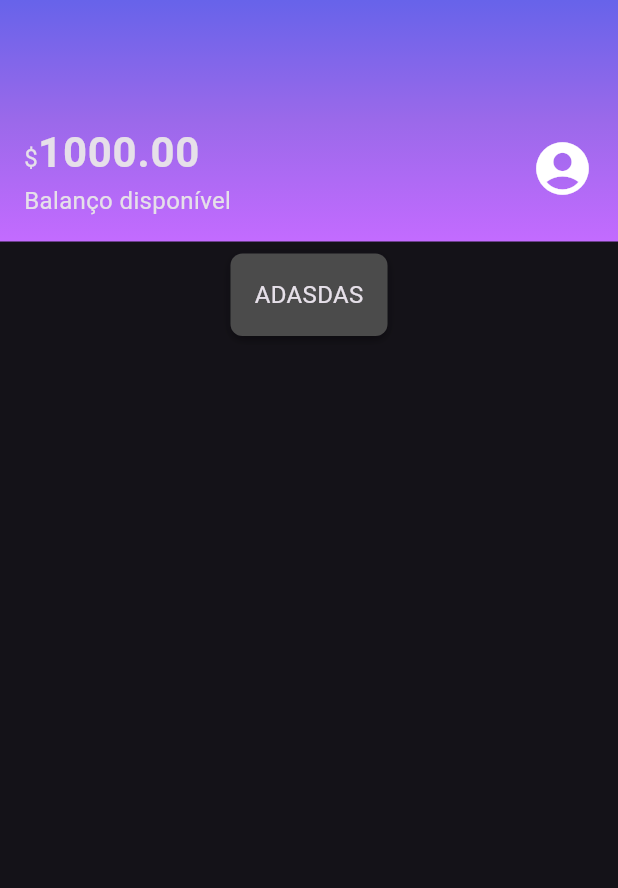
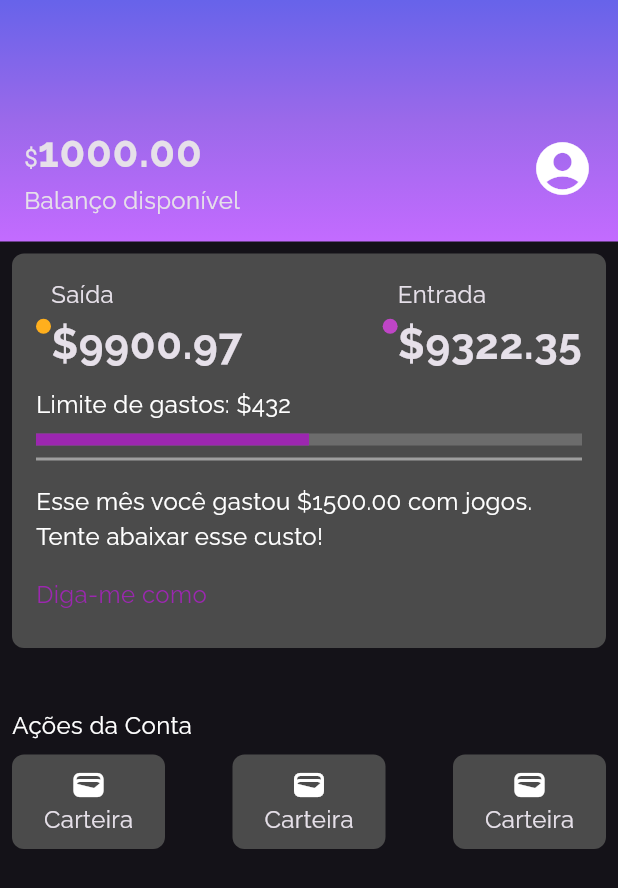
Before and after one commit to mikaelcaua/project_bank, a Flutter app: the screen it shows after launch, on a phone screen of 412 x 824 dp. Shown: the top 888 px of the screen. Run offline on Flutter 3.47's test engine with Material 3 defaults, Android fonts, the phone set to English and light mode, and no system bars.

Commit message:
Adicionando tipografia, adicionando section de atividade recente, e adicionando section de ações da conta

```diff
--- a/lib/components/box_card.dart
+++ b/lib/components/box_card.dart
@@ -1,22 +1,26 @@
 import 'package:flutter/material.dart';
 
 class BoxCard extends StatelessWidget {
-  const BoxCard({super.key, required this.boxContent});
+  const BoxCard({super.key, required this.boxContent, this.text, this.width, });
   final Widget boxContent;
+  final String? text;
+  final double? width;
 
   @override
   Widget build(BuildContext context) {
-    return Padding(
-      padding: const EdgeInsets.all(8.0),
-      child: Container(
-        padding: EdgeInsets.all(16),
-        decoration: BoxDecoration(
-          color: Theme.of(context).cardColor,
-          boxShadow: kElevationToShadow[3],
-          borderRadius: BorderRadius.all(Radius.circular(8))
-        ),
-
-        child: boxContent,
+    return Container(
+      width: width,
+      padding: const EdgeInsets.all(8),
+      decoration: BoxDecoration(
+        color: Theme.of(context).cardColor,
+        borderRadius: const BorderRadius.all(Radius.circular(8)),
+      ),
+      child: Column(
+        children: [
+          boxContent,
+          if (text != null && text!.isNotEmpty)
+            Text(text!), // Renderiza apenas se houver texto válido
+        ],
       ),
     );
   }
--- a/lib/components/content_division.dart
+++ b/lib/components/content_division.dart
@@ -6,10 +6,11 @@ class ContentDivision extends StatelessWidget {
   @override
   Widget build(BuildContext context) {
     return Container(
+      margin: EdgeInsets.fromLTRB(0, 8, 0, 8),
       decoration: BoxDecoration(
         border: Border.all(
           color: Colors.grey,
-          strokeAlign: 1,
+          width: 1,
           style: BorderStyle.solid
         )
       ),
--- /dev/null
+++ b/lib/components/recent_balance.dart
@@ -0,0 +1,40 @@
+import 'package:flutter/material.dart';
+import 'package:project_bank/components/color_dot.dart';
+import 'package:project_bank/themes/theme_colors.dart';
+
+class RecentBalance extends StatelessWidget {
+  const RecentBalance({super.key});
+
+  @override
+  Widget build(BuildContext context) {
+    return Row(
+      mainAxisAlignment: MainAxisAlignment.spaceBetween,
+      children: [
+        Row(
+          children: [
+            ColorDot(color: ThemeColors.recentActivity['spent']),
+            Column(
+              crossAxisAlignment: CrossAxisAlignment.start,
+              children: [
+                Text('Saída'),
+                Text('\$9900.97', style: Theme.of(context).textTheme.bodyLarge),
+              ],
+            )
+          ],
+        ),
+        Row(
+          children: [
+            ColorDot(color: ThemeColors.recentActivity['income']),
+            Column(
+              crossAxisAlignment: CrossAxisAlignment.start,
+              children: [
+                Text('Entrada'),
+                Text('\$9322.35', style: Theme.of(context).textTheme.bodyLarge),
+              ],
+            )
+          ],
+        ),
+      ],
+    );
+  }
+}
--- /dev/null
+++ b/lib/components/sections/account_actions.dart
@@ -0,0 +1,52 @@
+import 'package:flutter/material.dart';
+import 'package:project_bank/components/box_card.dart';
+import 'package:project_bank/components/simple_text_container.dart';
+
+class AccountActions extends StatelessWidget {
+  const AccountActions({super.key});
+
+  @override
+  Widget build(BuildContext context) {
+    return const Padding(
+      padding: const EdgeInsets.fromLTRB(0, 32, 0,0),
+      child: const Column(
+        children: [
+          SimpleTextContainer(content: 'Ações da Conta'),
+          Row(
+            crossAxisAlignment: CrossAxisAlignment.center,
+            mainAxisAlignment: MainAxisAlignment.spaceBetween,
+            children: [
+              Column(
+                children: [
+                  BoxCard(
+                    width: 102,
+                    boxContent: Icon(Icons.wallet),
+                    text: 'Carteira',
+                  ),
+                ],
+              ),
+              Column(
+                children: [
+                  BoxCard(
+                    width: 102,
+                    boxContent: Icon(Icons.wallet),
+                    text: 'Carteira',
+                  ),
+                ],
+              ),
+              Column(
+                children: [
+                  BoxCard(
+                    width: 102,
+                    boxContent: Icon(Icons.wallet),
+                    text: 'Carteira',
+                  ),
+                ],
+              ),
+            ],
+          ),
+        ],
+      ),
+    );
+  }
+}
--- /dev/null
+++ b/lib/components/sections/recent_activity.dart
@@ -0,0 +1,39 @@
+import 'package:flutter/material.dart';
+import 'package:project_bank/components/box_card.dart';
+import 'package:project_bank/components/content_division.dart';
+import 'package:project_bank/components/recent_balance.dart';
+import 'package:project_bank/components/simple_text_container.dart';
+import 'package:project_bank/themes/theme_colors.dart';
+
+class RecentActivity extends StatelessWidget {
+  const RecentActivity({super.key});
+
+  @override
+  Widget build(BuildContext context) {
+    return BoxCard(
+      boxContent: RecentyActivityContent(),
+    );
+  }
+}
+
+class RecentyActivityContent extends StatelessWidget {
+  const RecentyActivityContent({super.key});
+  @override
+  Widget build(BuildContext context) {
+    return Column(
+      children: [
+        RecentBalance(),
+
+        SimpleTextContainer(content: 'Limite de gastos: \$432'),
+
+        LinearProgressIndicator(color: ThemeColors.primary,value: 0.5,backgroundColor: ThemeColors.LinearProgressBg,minHeight: 8,),
+
+        ContentDivision(),
+
+        SimpleTextContainer(content: 'Esse mês você gastou \$1500.00 com jogos. Tente abaixar esse custo!'),
+
+        SimpleTextContainer(content:  'Diga-me como', color: ThemeColors.primary,),
+      ],
+    );
+  }
+}
--- /dev/null
+++ b/lib/components/simple_text_container.dart
@@ -0,0 +1,21 @@
+import 'package:flutter/material.dart';
+
+class SimpleTextContainer extends StatelessWidget {
+  final String content;
+  final Color color;
+  const SimpleTextContainer({
+    super.key,
+    required this.content,
+    this.color = Colors.white,
+  });
+
+  @override
+  Widget build(BuildContext context) {
+    return Container(
+      padding: EdgeInsets.fromLTRB(0, 8, 0, 8),
+      alignment: Alignment.centerLeft,
+      child: Text(content, style: TextStyle(color: color),),
+
+    );
+  }
+}
--- a/lib/screens/home.dart
+++ b/lib/screens/home.dart
@@ -1,5 +1,7 @@
 import 'package:flutter/material.dart';
+import 'package:project_bank/components/sections/account_actions.dart';
 import 'package:project_bank/components/box_card.dart';
+import 'package:project_bank/components/sections/recent_activity.dart';
 import 'package:project_bank/components/sections/header.dart';
 
 class Home extends StatelessWidget {
@@ -11,9 +13,17 @@ class Home extends StatelessWidget {
       body: Column(
         children: [
           Header(),
-          BoxCard(
-            boxContent: Text('ADASDAS'),
-          ),
+          Padding(
+            padding: EdgeInsets.all(8.0),
+            child: Column(
+              children: [
+                BoxCard(
+                  boxContent: RecentActivity(),
+                ),
+                AccountActions(),
+              ],
+            ),
+          )
         ],
       ),
     );
--- a/lib/themes/my_theme.dart
+++ b/lib/themes/my_theme.dart
@@ -6,6 +6,7 @@ ThemeData MyTheme = ThemeData(
   primaryColor: ThemeColors.primary,
   cardColor: ThemeColors.cardColor,
   brightness: Brightness.dark,
+  fontFamily: 'Raleway',
   textTheme: const TextTheme(
     bodyMedium: TextStyle(fontSize: 16),
     bodyLarge: TextStyle(fontSize: 28, fontWeight: FontWeight.bold),
--- a/lib/themes/theme_colors.dart
+++ b/lib/themes/theme_colors.dart
@@ -3,6 +3,7 @@ import 'package:flutter/material.dart';
 class ThemeColors {
   static const primary = Colors.purple;
   static const cardColor = Color.fromRGBO(75, 75, 75, 1);
+  static const LinearProgressBg = Color.fromRGBO(108, 108, 108, 1);
   static const headerGradient = <Color>[
     Color.fromRGBO(103, 99, 234, 1),
     Color.fromRGBO(155, 105, 234, 1),
--- a/pubspec.yaml
+++ b/pubspec.yaml
@@ -58,6 +58,12 @@ flutter:
   # the material Icons class.
   uses-material-design: true
 
+  fonts:
+    - family: Raleway
+      fonts:
+        - asset: fonts/Raleway-Regular.ttf
+        - asset: fonts/Raleway-Bold.ttf
+          weight: 700
   # To add assets to your application, add an assets section, like this:
   # assets:
   #   - images/a_dot_burr.jpeg
```
Also changed, not shown: fonts/Raleway-Bold.ttf (added), fonts/Raleway-Regular.ttf (added).
